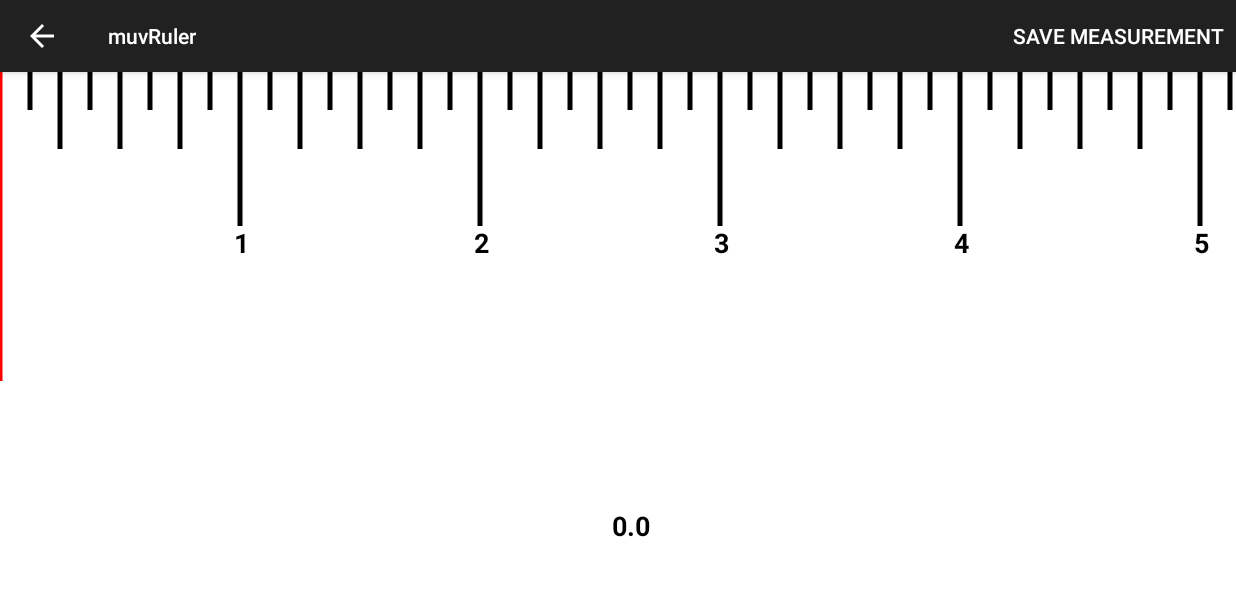
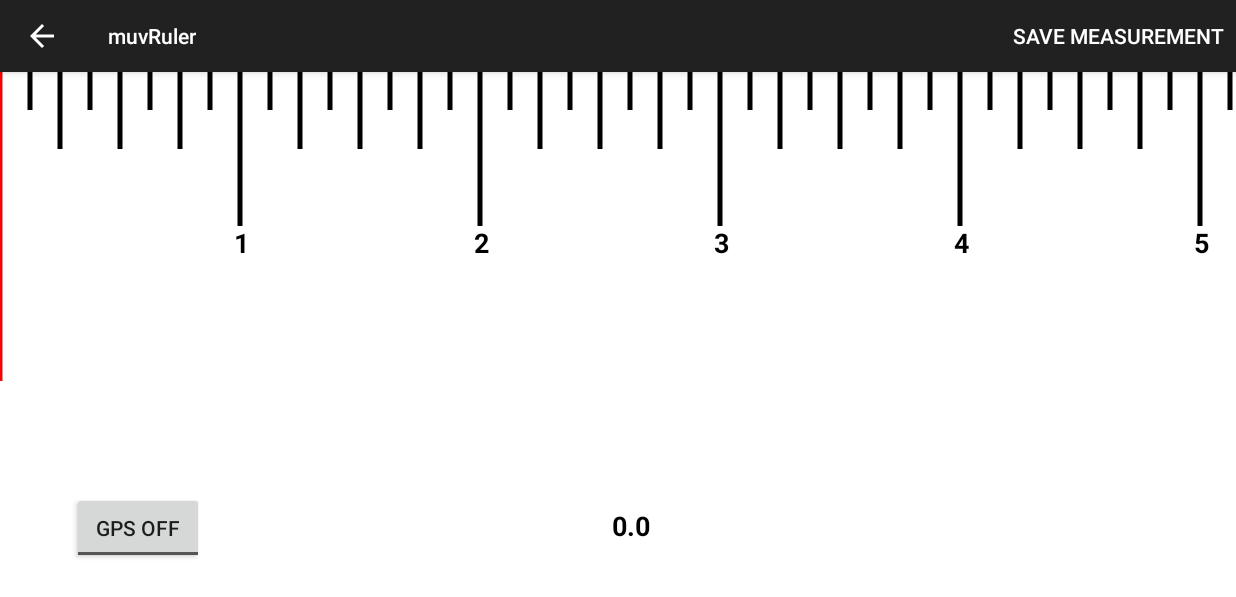
Before and after one commit to xpertbot/muvruler, an Android app: the RulerActivity screen opened directly, with no data from a screen before it, on a phone screen of 824 x 412 dp (held sideways). Shown: the top 597 px of the screen. Run offline under Robolectric (Android 15) with nearby library versions, the phone set to English and light mode, and no system bars.

Commit message:
finished gps stop ontouchevent

```diff
--- a/app/src/main/java/com/rorantes/muvruler/HomeActivity.java
+++ b/app/src/main/java/com/rorantes/muvruler/HomeActivity.java
@@ -90,7 +90,6 @@ public class HomeActivity extends ActionBarActivity {
 
             TextView tagname = (TextView) convertView.findViewById(R.id.tagname);
             TextView measurement = (TextView) convertView.findViewById(R.id.measurement);
-
             tagname.setText(currentLogEntry.getTagname());
             measurement.setText(Double.toString(Math.round(currentLogEntry.getMeasurement() * 100.0) / 100.0));
 
--- a/app/src/main/res/layout-land/activity_ruler.xml
+++ b/app/src/main/res/layout-land/activity_ruler.xml
@@ -6,4 +6,19 @@
         android:id="@+id/container"
         android:layout_height="wrap_content"
         android:layout_width="match_parent" />
+
+    <ToggleButton
+        android:layout_width="wrap_content"
+        android:layout_height="wrap_content"
+        android:id="@+id/gps"
+        android:layout_alignParentBottom="true"
+        android:layout_alignParentLeft="true"
+        android:layout_alignParentStart="true"
+        android:textOn="GPS ON"
+        android:textOff="GPS OFF"
+        android:layout_marginLeft="48dp"
+        android:layout_marginStart="48dp"
+        android:layout_marginBottom="36dp"
+        android:onClick="onToggleClicked"/>
+
 </RelativeLayout>
```
Also changed, not shown: app/src/main/java/com/rorantes/muvruler/RulerActivity.java (+13 -0 lines), app/src/main/java/com/rorantes/muvruler/RulerFragment.java (+18 -5 lines).
